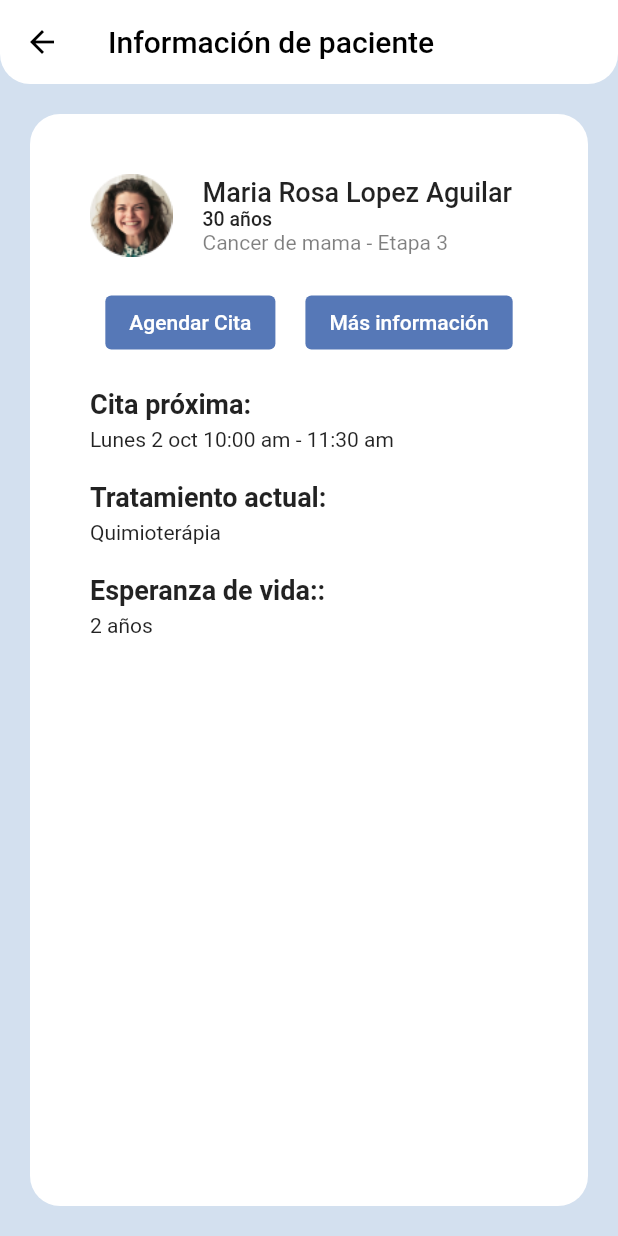
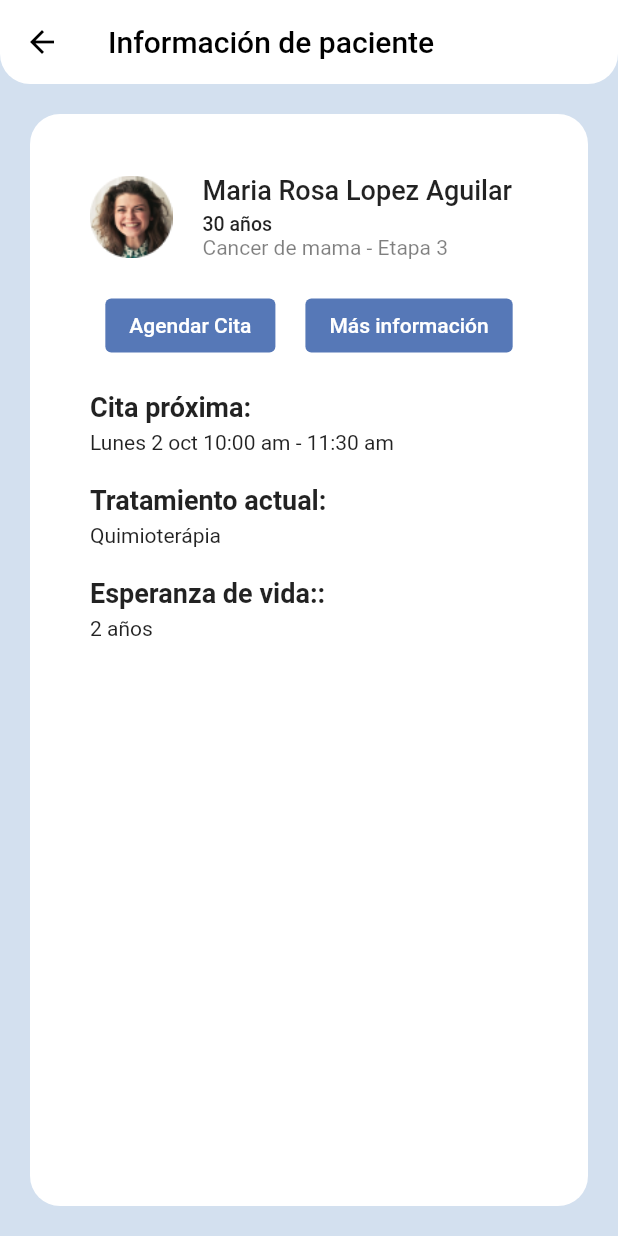
Before and after one commit to jeanmarko2703/HealthApp, a Flutter app: the PatientListScreen screen opened by its route, after a tap on "Maria Rosa Lopez Aguilar", on a phone screen of 412 x 824 dp. Run offline on Flutter 3.47's test engine with Material 2 defaults, Android fonts, the light colour scheme and no system bars; our stand-ins replace firebase_auth, firebase_core, flutter_svg; accounts and stored records are empty.

Commit message:
patient information screen fix overflow

```diff
--- a/lib/routes/routes.dart
+++ b/lib/routes/routes.dart
@@ -5,7 +5,7 @@ import 'package:health_app/screens/sigin_screen.dart';
 import '../models/models.dart';
 
 class AppRoute {
-  static const initialRoute = "addPatientScreen";
+  static const initialRoute = "navigationScreen";
   static final menuOption = <MenuOption>[
     MenuOption(route: "homeScreen", name: "home", screen: const HomeScreen()),
     MenuOption(
--- a/lib/screens/patient_information_screen.dart
+++ b/lib/screens/patient_information_screen.dart
@@ -114,18 +114,26 @@ class HeaderInformation extends StatelessWidget {
               width: 55,
             ),
           ),
-          Column(
+          Expanded(
+            child: Column(
               mainAxisSize: MainAxisSize.min,
               crossAxisAlignment: CrossAxisAlignment.start,
               children: [
                 Text(
                   patient.name,
-                style:
-                    const TextStyle(fontSize: 18, fontWeight: FontWeight.w500),
+                  maxLines: 2,
+                  overflow: TextOverflow.ellipsis,
+                  style: const TextStyle(
+                      fontSize: 18, fontWeight: FontWeight.w500),
                 ),
+                const SizedBox(
+                  height: 5,
+                ),
+
                 Text('${patient.age} años',
                     style: const TextStyle(
                         fontSize: 13, fontWeight: FontWeight.w500)),
+
                 Text(
                   patient.disease,
                   style: TextStyle(color: Colors.black.withOpacity(0.5)),
@@ -133,6 +141,7 @@ class HeaderInformation extends StatelessWidget {
                 // Text(patient.date,
                 //     style: TextStyle(color: Colors.black.withOpacity(0.5))),
               ],
+            ),
           )
         ],
       ),
--- a/lib/theme/app_theme.dart
+++ b/lib/theme/app_theme.dart
@@ -13,7 +13,7 @@ class AppTheme {
       appBarTheme: const AppBarTheme(
         color: Colors.white,
         iconTheme: IconThemeData(color: Colors.black),
-        toolbarTextStyle: TextStyle(color: Colors.black),
+        // toolbarTextStyle: TextStyle(color: Colors.black),
         elevation: 0,
         shape: RoundedRectangleBorder(
           borderRadius: BorderRadius.vertical(
```
Lines whose indentation alone changed are shown as unchanged.
